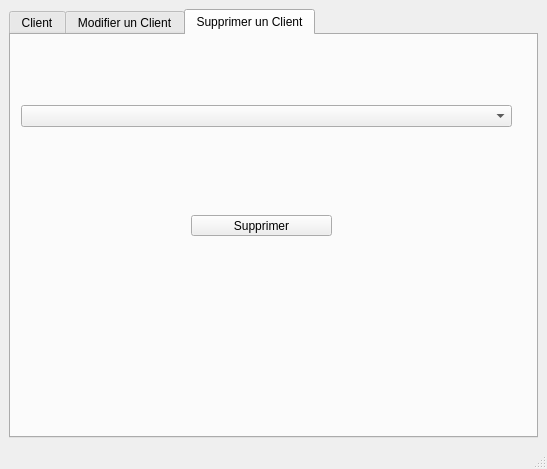
First picture: the form in Assistants/AssistantClient.ui, repository baptiste-pasquier/eurocorporate, before the edit.
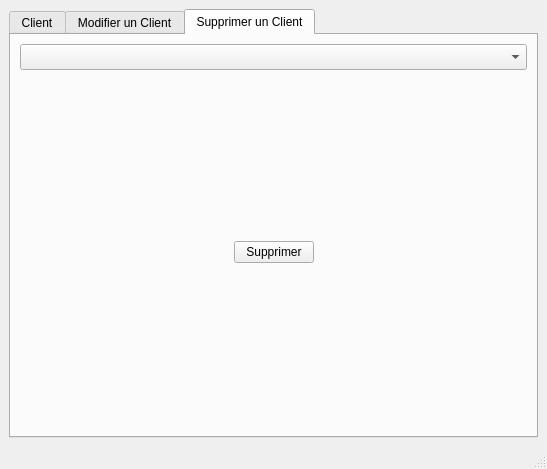
Second picture: the form after the edit. The open tabs and pages were chosen to show the change. Icons and pictures are not drawn.

Patch:
```diff
--- a/Assistants/AssistantClient.ui
+++ b/Assistants/AssistantClient.ui
@@ -290,33 +290,91 @@
        <attribute name="title">
         <string>Supprimer un Client</string>
        </attribute>
-       <widget class="QPushButton" name="pushButton_SupprValider">
-        <property name="geometry">
-         <rect>
-          <x>180</x>
-          <y>180</y>
-          <width>141</width>
-          <height>21</height>
-         </rect>
-        </property>
-        <property name="text">
-         <string>Supprimer</string>
-        </property>
-        <property name="icon">
-         <iconset resource="../ressources.qrc">
-          <normaloff>:/ressources/img/delete-48.png</normaloff>:/ressources/img/delete-48.png</iconset>
-        </property>
-       </widget>
-       <widget class="QComboBox" name="comboBox_SupprClient">
-        <property name="geometry">
-         <rect>
-          <x>10</x>
-          <y>70</y>
-          <width>491</width>
-          <height>22</height>
-         </rect>
-        </property>
-       </widget>
+       <layout class="QVBoxLayout" name="verticalLayout_9">
+        <item>
+         <widget class="QComboBox" name="comboBox_SupprClient">
+          <property name="minimumSize">
+           <size>
+            <width>0</width>
+            <height>26</height>
+           </size>
+          </property>
+         </widget>
+        </item>
+        <item>
+         <spacer name="verticalSpacer_6">
+          <property name="orientation">
+           <enum>Qt::Vertical</enum>
+          </property>
+          <property name="sizeHint" stdset="0">
+           <size>
+            <width>20</width>
+            <height>139</height>
+           </size>
+          </property>
+         </spacer>
+        </item>
+        <item>
+         <layout class="QHBoxLayout" name="horizontalLayout_3">
+          <item>
+           <spacer name="horizontalSpacer_5">
+            <property name="orientation">
+             <enum>Qt::Horizontal</enum>
+            </property>
+            <property name="sizeHint" stdset="0">
+             <size>
+              <width>40</width>
+              <height>20</height>
+             </size>
+            </property>
+           </spacer>
+          </item>
+          <item>
+           <widget class="QPushButton" name="pushButton_SupprValider">
+            <property name="text">
+             <string>Supprimer</string>
+            </property>
+            <property name="icon">
+             <iconset resource="../ressources.qrc">
+              <normaloff>:/ressources/img/delete-48.png</normaloff>:/ressources/img/delete-48.png</iconset>
+            </property>
+            <property name="iconSize">
+             <size>
+              <width>30</width>
+              <height>30</height>
+             </size>
+            </property>
+           </widget>
+          </item>
+          <item>
+           <spacer name="horizontalSpacer_6">
+            <property name="orientation">
+             <enum>Qt::Horizontal</enum>
+            </property>
+            <property name="sizeHint" stdset="0">
+             <size>
+              <width>40</width>
+              <height>20</height>
+             </size>
+            </property>
+           </spacer>
+          </item>
+         </layout>
+        </item>
+        <item>
+         <spacer name="verticalSpacer_7">
+          <property name="orientation">
+           <enum>Qt::Vertical</enum>
+          </property>
+          <property name="sizeHint" stdset="0">
+           <size>
+            <width>20</width>
+            <height>138</height>
+           </size>
+          </property>
+         </spacer>
+        </item>
+       </layout>
       </widget>
      </widget>
     </item>
```
Left out of the diff: 95 changed lines with no effect on the pictures.
